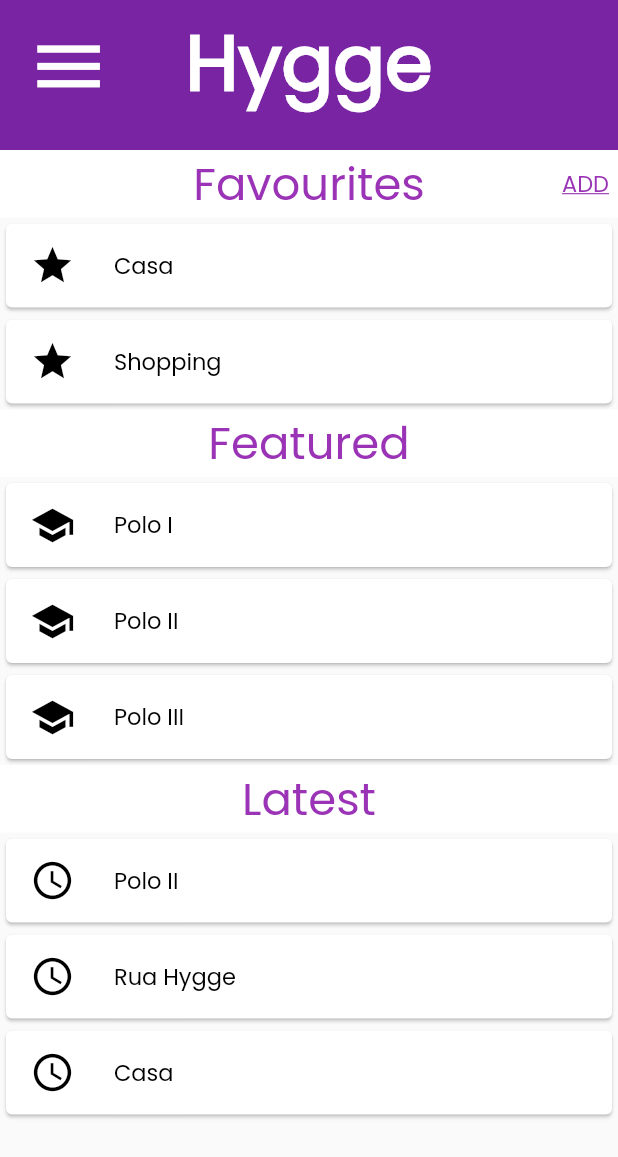
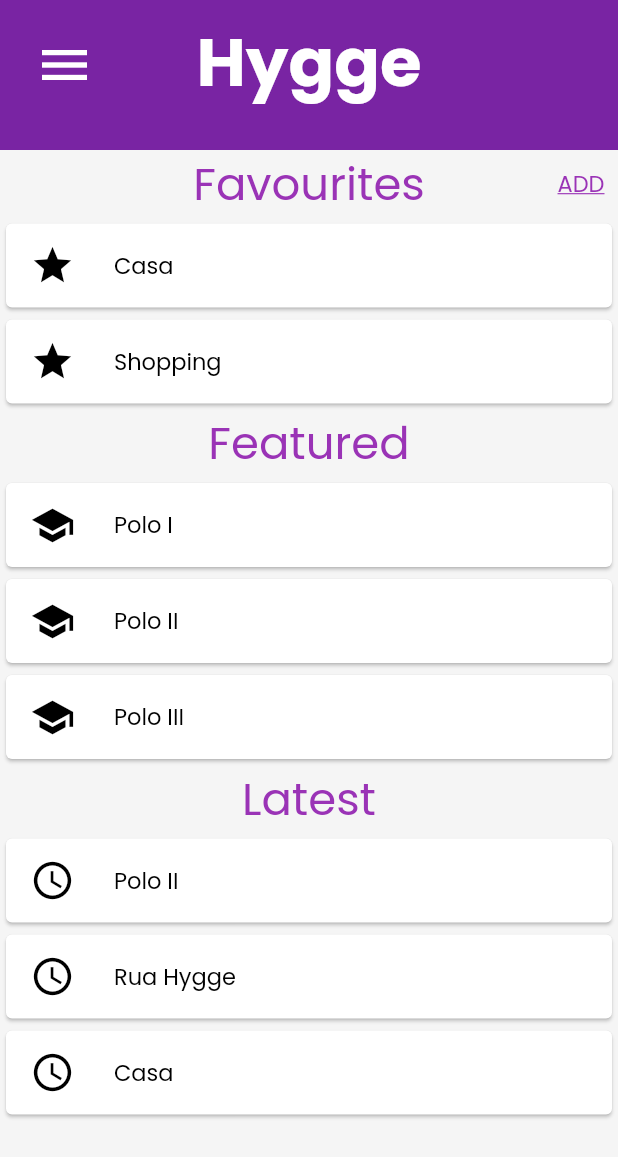
Before and after one commit to A3server/HyggeApp, a Flutter app: the HomePage screen opened by its route, on a phone screen of 412 x 824 dp. Shown: the top 1157 px of the screen. Run offline on Flutter 3.47's test engine with Material 2 defaults, Android fonts, the phone set to English and light mode, and no system bars; our stand-ins replace flutter_spinkit, geolocator, google_maps_flutter, shared_preferences; accounts and stored records are empty.

Commit message:
sb and homepage redo

```diff
--- a/lib/routes/HomePage.dart
+++ b/lib/routes/HomePage.dart
@@ -133,14 +133,19 @@ class _MyHomePageState extends State<HomePage> {
     ];
 
     return Scaffold(
+      backgroundColor: Colors.grey.shade100,
       key: _scaffoldKey,
       drawer: SideBar(),
       body: CustomScrollView(
         slivers: <Widget>[
           SliverAppBar(
             automaticallyImplyLeading: false,
-            collapsedHeight: 70,
-            expandedHeight: 100,
+            collapsedHeight: 100,
+            expandedHeight: 30,
+            bottom: PreferredSize(
+              preferredSize: Size.fromHeight(0.0),
+              child: Text(''),
+            ),
             pinned: _pinned,
             floating: _floating,
             flexibleSpace: FlexibleSpaceBar(
@@ -148,28 +153,60 @@ class _MyHomePageState extends State<HomePage> {
               title: SafeArea(
                 child: Stack(
                   children: [
-                    Row(
-                      mainAxisAlignment: MainAxisAlignment.center,
-                      children: [
-                        Text(
-                          "Hygge",
-                          style: TextStyle(
-                              color: Colors.white,
-                              fontSize: 34,
-                              fontWeight: FontWeight.bold),
-                        ),
-                      ],
-                    ),
-                    Padding(
-                      padding: const EdgeInsets.only(left: 4.0),
+                    Positioned(
+                      left: 15,
+                      top:15,
                       child: IconButton(
                         icon: Icon(Icons.menu),
-                        iconSize: 37,
+                        iconSize: 40,
                         color: Colors.white,
                         onPressed: () {
                           _scaffoldKey.currentState!.openDrawer();
                         },
                       ),
+                    ),
+                    Row(
+                      mainAxisAlignment: MainAxisAlignment.center,
+                      children: <Widget>[
+                        Column(
+                          mainAxisAlignment: MainAxisAlignment.center,
+                          children: <Widget>[
+                            Text(
+                              "Hygge",
+                              style: TextStyle(
+                                  color: Colors.white,
+                                  fontSize: 45,
+                                  fontFamily: 'Poppins-Bold'
+                              ),
+                            ),
+                            /*Padding(
+                              padding: const EdgeInsets.only(top:0.0),
+
+                              child: SizedBox(
+                                width: 250,
+                                height: 40,
+                                child: ClipRRect(
+                                  borderRadius:BorderRadius.circular(10),
+                                  child: Container(
+                                    child: Text(
+                                        "Search",
+                                        textAlign: TextAlign.center,
+                                        style: TextStyle(
+                                        fontSize: 22, fontWeight: FontWeight.w100, color: Colors.grey),
+                                    ),
+                                    decoration: BoxDecoration(
+                                      color: Colors.white,
+                                      shape: BoxShape.rectangle,
+                                      border: Border.all(width: 4.0,color: Colors.grey),
+                                      borderRadius: BorderRadius.all(Radius.circular(10))
+                                    ),
+                                  ),
+                                ),
+                              ),
+                            ),*/
+                          ],
+                        ),
+                      ],
                     ),
                   ],
                 ),
@@ -179,7 +216,7 @@ class _MyHomePageState extends State<HomePage> {
           SliverList(
             delegate: SliverChildListDelegate([
               Container(
-                color: Colors.white,
+                color: Colors.grey.shade100,
                 child: Stack(alignment: Alignment.center, children: <Widget>[
                   Align(
                     alignment: Alignment.center,
@@ -193,7 +230,7 @@ class _MyHomePageState extends State<HomePage> {
                       ),
                     ),
                   Padding(
-                    padding: const EdgeInsets.only(right: 6.0),
+                    padding: const EdgeInsets.only(right: 9.0,top: 0),
                     child: Align(
                       alignment: Alignment.centerRight,
                       child: Text(
@@ -214,18 +251,32 @@ class _MyHomePageState extends State<HomePage> {
           SliverList(
               delegate: SliverChildBuilderDelegate((context, index) {
             return Card(
+                child: GestureDetector(
+              onTap: () {
+                setState(() {
+                  Navigator.pushNamed(
+                    context,
+                    "/TripStart",
+                    arguments: TripARGS(
+                        favouriteLocations[index].nome,
+                        favouriteLocations[index]
+                            .Localizacao), //passing the name and the POS
+                  );
+                });
+              },
               child: ListTile(
                 title: Text(favouriteLocations[index].nome),
                 leading: Icon(
                   Icons.star,
                   color: Colors.black,
                 ),
+              ),
             ));
           }, childCount: favouriteLocations.length)),
           SliverList(
             delegate: SliverChildListDelegate([
               Container(
-                color: Colors.white,
+                color:Colors.grey.shade100,
                 child: Center(
                   child: Text(
                     "Featured",
@@ -264,7 +315,7 @@ class _MyHomePageState extends State<HomePage> {
           SliverList(
             delegate: SliverChildListDelegate([
               Container(
-                color: Colors.white,
+                color: Colors.grey.shade100,
                 child: Center(
                   child: Text(
                     "Latest",
@@ -278,7 +329,18 @@ class _MyHomePageState extends State<HomePage> {
               delegate: SliverChildBuilderDelegate((context, index) {
             return Card(
               child: GestureDetector(
-              onTap: () {},
+                onTap: () {
+                  setState(() {
+                    Navigator.pushNamed(
+                      context,
+                      "/TripStart",
+                      arguments: TripARGS(
+                          latestLocations[index].nome,
+                          latestLocations[index]
+                              .Localizacao), //passing the name and the POS
+                    );
+                  });
+                },
                 child: ListTile(
                   title: Text(latestLocations[index].nome),
                   leading: Icon(
@@ -286,7 +348,8 @@ class _MyHomePageState extends State<HomePage> {
                     color: Colors.black,
                   ),
                 ),
-            ));
+              ),
+            );
           }, childCount: latestLocations.length)),
         ],
       ),
```
Also changed, not shown: lib/components/SideBar.dart (+84 -30 lines), lib/components/RequestAssistant.dart (indentation only). Lines whose indentation alone changed are shown as unchanged.
